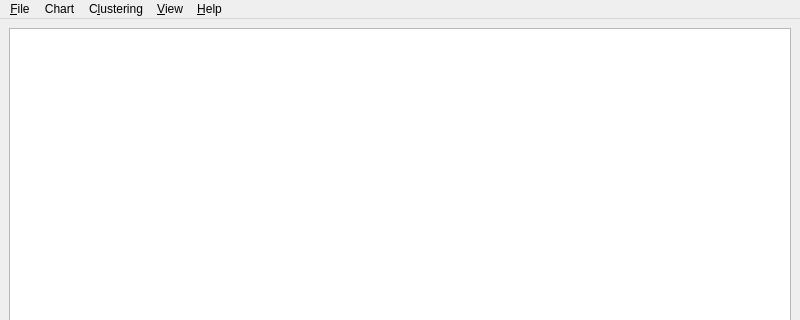
Qt form mongochem/app/mainwindow.ui (OpenChemistry/mongochem) before a commit; both pictures show x 0 to 800 and y 0 to 320 of the 800 by 600 pixel window.
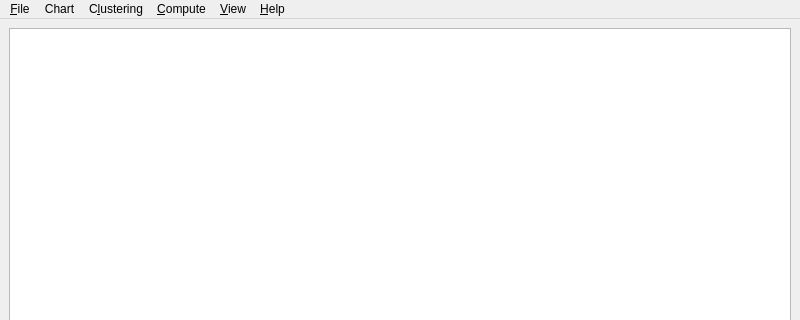
The same form after that commit. Custom widgets are drawn as their Qt base class.

Diff of the .ui file:
```diff
--- a/mongochem/app/mainwindow.ui
+++ b/mongochem/app/mainwindow.ui
@@ -30,7 +30,7 @@
      <x>0</x>
      <y>0</y>
      <width>800</width>
-     <height>18</height>
+     <height>19</height>
     </rect>
    </property>
    <widget class="QMenu" name="menu_File">
@@ -69,9 +69,15 @@
      <string>C&amp;lustering</string>
     </property>
    </widget>
+   <widget class="QMenu" name="menuCompute">
+    <property name="title">
+     <string>&amp;Compute</string>
+    </property>
+   </widget>
    <addaction name="menu_File"/>
    <addaction name="menuChart"/>
    <addaction name="menuClustering"/>
+   <addaction name="menuCompute"/>
    <addaction name="menu_View"/>
    <addaction name="menu_Help"/>
   </widget>
```
